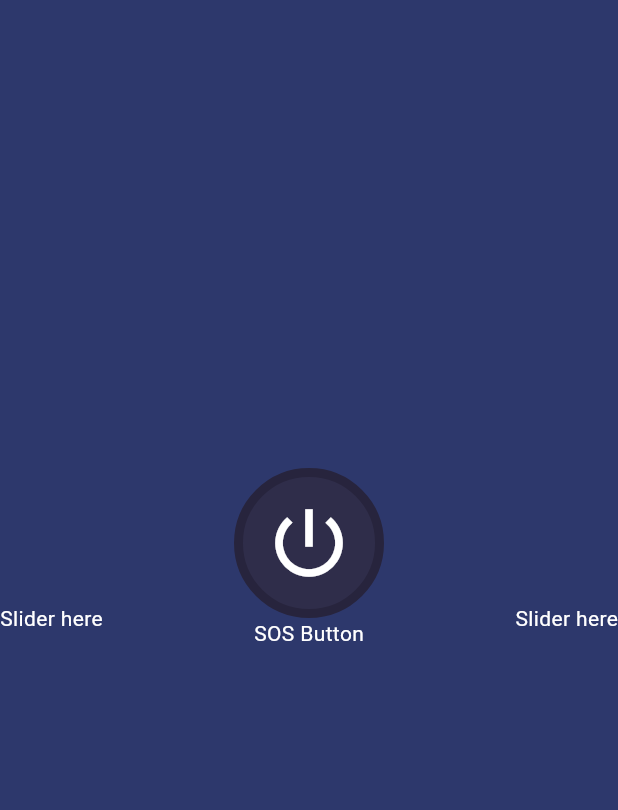
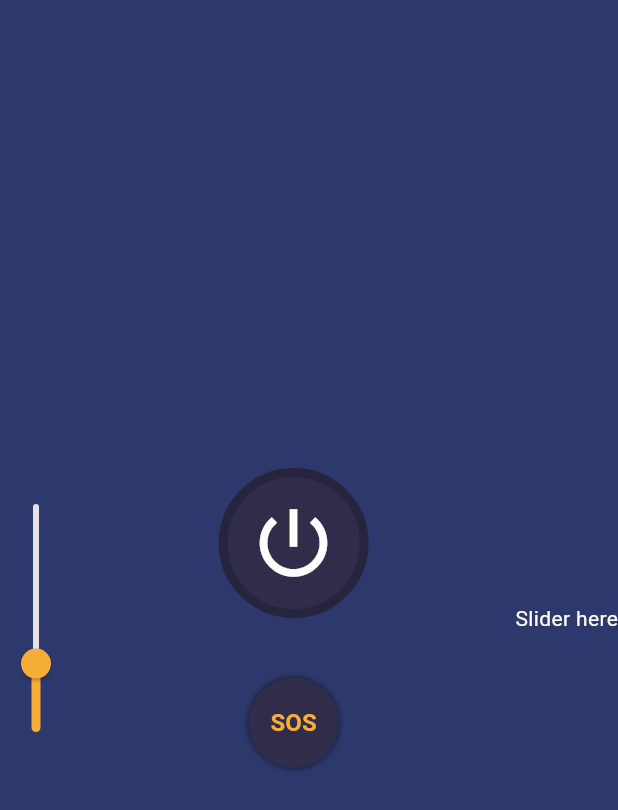
Before and after one commit to rony646/flashlight-app-flutter, a Flutter app: the screen it shows after launch, on a phone screen of 412 x 824 dp. Shown: the top 810 px of the screen. Run offline on Flutter 3.47's test engine with Material 2 defaults, Android fonts, the phone set to English and light mode, and no system bars; our stand-ins replace syncfusion_flutter_sliders.

Commit message:
feat: created sos button and starting slider

```diff
--- /dev/null
+++ b/lib/components/custom_slider.dart
@@ -0,0 +1,21 @@
+import 'package:flutter/material.dart';
+import 'package:syncfusion_flutter_sliders/sliders.dart';
+
+class CustomSlider extends StatelessWidget {
+  const CustomSlider({super.key});
+
+  @override
+  Widget build(BuildContext context) {
+    return Container(
+      child: RotatedBox(
+        quarterTurns: 3,
+        child: Slider(
+          value: 0.3,
+          onChanged: (value) {
+            print('Slider value: $value');
+          },
+        ),
+      ),
+    );
+  }
+}
--- a/lib/components/light_up_button.dart
+++ b/lib/components/light_up_button.dart
@@ -9,7 +9,7 @@ class LightUpButton extends StatelessWidget {
   @override
   Widget build(BuildContext context) {
     return AnimatedContainer(
-      duration: const Duration(milliseconds: 120),
+      duration: const Duration(milliseconds: 100),
       height: 100,
       width: 100,
       decoration: isActive
--- /dev/null
+++ b/lib/components/sos_button.dart
@@ -0,0 +1,53 @@
+import 'package:flutter/material.dart';
+
+class SOSButton extends StatelessWidget {
+  final Function(bool) onChange;
+  final bool isActive;
+
+  const SOSButton(this.isActive, this.onChange, {super.key});
+
+  @override
+  Widget build(BuildContext context) {
+    return AnimatedContainer(
+      height: 60,
+      width: 60,
+      decoration: isActive
+          ? BoxDecoration(
+              boxShadow: const [
+                  BoxShadow(
+                    blurRadius: 3,
+                    blurStyle: BlurStyle.normal,
+                    color: Color.fromARGB(155, 60, 60, 60),
+                  )
+                ],
+              color: const Color(0xFFEBA432),
+              borderRadius: BorderRadius.circular(100))
+          : BoxDecoration(
+              boxShadow: const [
+                BoxShadow(
+                  blurRadius: 3,
+                  blurStyle: BlurStyle.normal,
+                  color: Color(0x9B000000),
+                )
+              ],
+              color: const Color(0xff2F2D4A),
+              borderRadius: BorderRadius.circular(100),
+            ),
+      duration: const Duration(milliseconds: 100),
+      child: TextButton(
+        child: Text(
+          'SOS',
+          style: TextStyle(
+            fontWeight: FontWeight.w700,
+            fontSize: 16,
+            color:
+                isActive ? Colors.white : Theme.of(context).colorScheme.primary,
+          ),
+        ),
+        onPressed: () {
+          onChange(!isActive);
+        },
+      ),
+    );
+  }
+}
--- a/lib/main.dart
+++ b/lib/main.dart
@@ -1,4 +1,6 @@
+import 'package:flashlight/components/custom_slider.dart';
 import 'package:flashlight/components/light_up_button.dart';
+import 'package:flashlight/components/sos_button.dart';
 import 'package:flutter/material.dart';
 
 void main() {
@@ -15,11 +17,18 @@
 class _MyAppState extends State<MyApp> {
   final ThemeData theme = ThemeData(useMaterial3: true);
   bool lightIsOn = false;
+  bool SOSModeOn = false;
 
   handleFlashlightToggle(bool value) {
     // here i will turn on the phone's flashlight
     setState(() {
       lightIsOn = value;
+    });
+  }
+
+  handleSOSModeToggle(bool value) {
+    setState(() {
+      SOSModeOn = value;
     });
   }
 
@@ -42,11 +51,13 @@
             child: Row(
               mainAxisAlignment: MainAxisAlignment.spaceBetween,
               children: [
-                const Text('Slider here'),
-                Column(children: [
-                  LightUpButton(lightIsOn, handleFlashlightToggle),
-                  const Text('SOS Button')
-                ]),
+                CustomSlider(),
+                Column(
+                    mainAxisAlignment: MainAxisAlignment.spaceBetween,
+                    children: [
+                      LightUpButton(lightIsOn, handleFlashlightToggle),
+                      SOSButton(SOSModeOn, handleSOSModeToggle),
+                    ]),
                 const Text('Slider here'),
               ],
             ),
```
Also changed, not shown: pubspec.yaml (+3 -4 lines), pubspec.lock.
